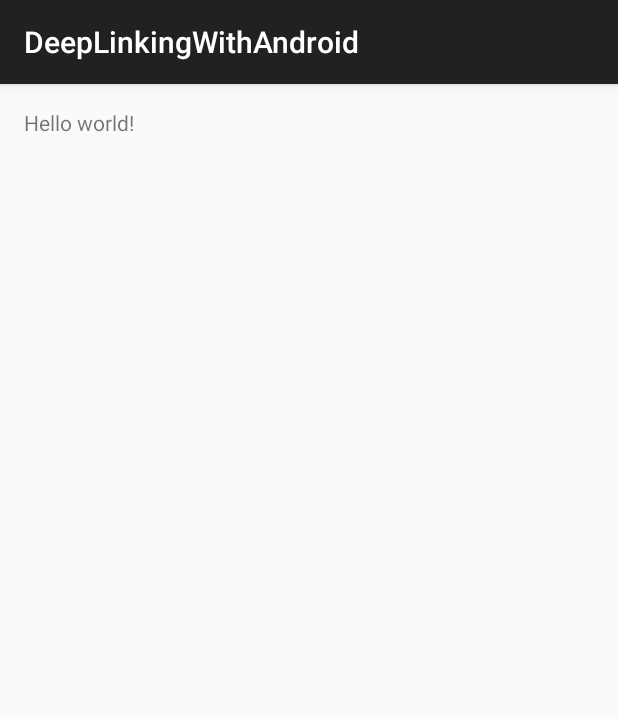
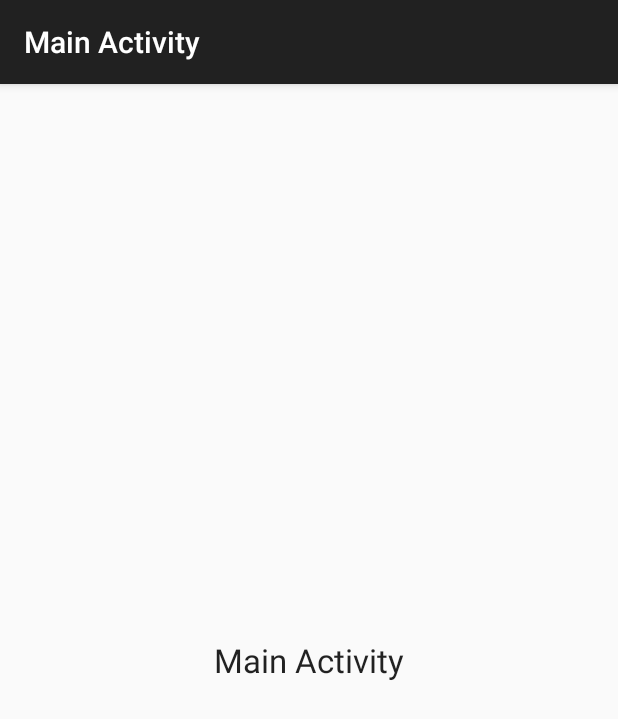
Before and after one commit to jiahaoliuliu/deepLinkingWithAndroid, an Android app: the screen it shows after launch (MainActivity), on a phone screen of 412 x 824 dp. Shown: the top 719 px of the screen. Run offline under Robolectric (Android 15) with nearby library versions, the phone set to English and light mode, and no system bars.

Commit message:
Created mainActivity

```diff
--- a/app/src/main/AndroidManifest.xml
+++ b/app/src/main/AndroidManifest.xml
@@ -9,10 +9,9 @@
         android:theme="@style/AppTheme" >
         <activity
             android:name=".MainActivity"
-            android:label="@string/app_name" >
+            android:label="@string/main_activity_name" >
             <intent-filter>
                 <action android:name="android.intent.action.MAIN" />
-
                 <category android:name="android.intent.category.LAUNCHER" />
             </intent-filter>
         </activity>
--- a/app/src/main/res/layout/activity_main.xml
+++ b/app/src/main/res/layout/activity_main.xml
@@ -1,11 +1,18 @@
-<RelativeLayout xmlns:android="http://schemas.android.com/apk/res/android"
+<LinearLayout xmlns:android="http://schemas.android.com/apk/res/android"
     xmlns:tools="http://schemas.android.com/tools" android:layout_width="match_parent"
     android:layout_height="match_parent" android:paddingLeft="@dimen/activity_horizontal_margin"
     android:paddingRight="@dimen/activity_horizontal_margin"
     android:paddingTop="@dimen/activity_vertical_margin"
-    android:paddingBottom="@dimen/activity_vertical_margin" tools:context=".MainActivity">
+    android:paddingBottom="@dimen/activity_vertical_margin" tools:context=".MainActivity"
+    android:layout_gravity="center"
+    android:gravity="center"
+    >
 
-    <TextView android:text="@string/hello_world" android:layout_width="wrap_content"
-        android:layout_height="wrap_content" />
+    <TextView
+        android:text="@string/main_activity_name"
+        android:layout_width="wrap_content"
+        android:layout_height="wrap_content"
+        style="?android:attr/textAppearanceLarge"
+        />
 
-</RelativeLayout>
+</LinearLayout>
--- a/app/src/main/res/values/strings.xml
+++ b/app/src/main/res/values/strings.xml
@@ -1,6 +1,7 @@
 <resources>
-    <string name="app_name">DeepLinkingWithAndroid</string>
+    <string name="app_name">Deep Linking With Android</string>
 
-    <string name="hello_world">Hello world!</string>
-    <string name="action_settings">Settings</string>
+    <string name="main_activity_name">Main Activity</string>
+
+
 </resources>
```
